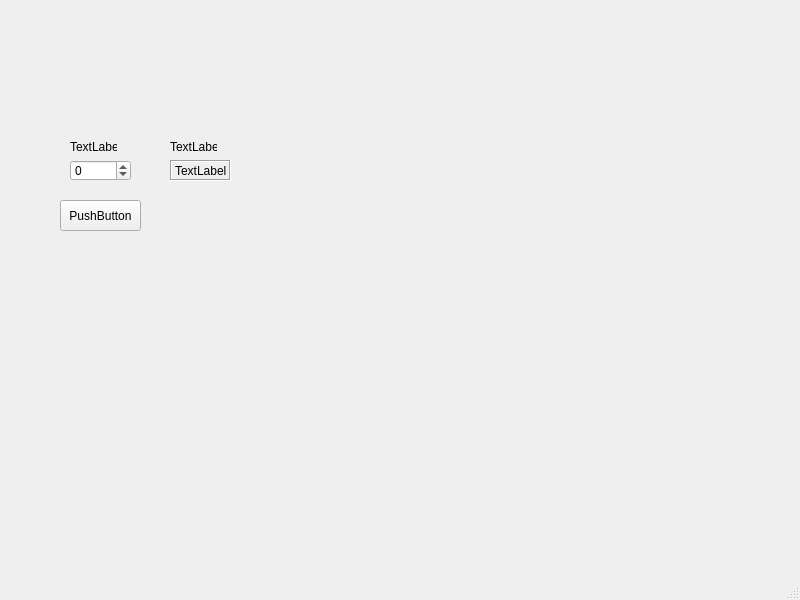
The window that MCUInterface/mainwindow.ui (LimaBR/MCUInterface) describes before a commit, drawn with Qt 5.
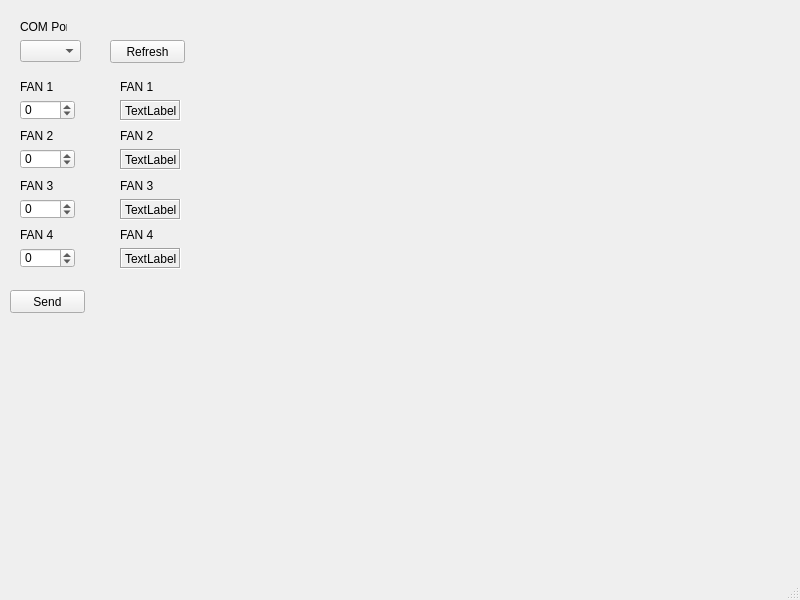
The same window after the commit.

Diff of the .ui file:
```diff
--- a/MCUInterface/mainwindow.ui
+++ b/MCUInterface/mainwindow.ui
@@ -17,32 +17,143 @@
    <widget class="QPushButton" name="pushButton">
     <property name="geometry">
      <rect>
-      <x>60</x>
-      <y>200</y>
+      <x>10</x>
+      <y>290</y>
+      <width>75</width>
+      <height>23</height>
+     </rect>
+    </property>
+    <property name="text">
+     <string>Send</string>
+    </property>
+   </widget>
+   <widget class="QWidget" name="verticalLayoutWidget">
+    <property name="geometry">
+     <rect>
+      <x>10</x>
+      <y>80</y>
       <width>81</width>
-      <height>31</height>
+      <height>191</height>
      </rect>
     </property>
+    <layout class="QVBoxLayout" name="verticalLayout">
+     <item>
+      <widget class="QWidget" name="widget_5" native="true">
+       <widget class="QSpinBox" name="spinBox_4">
+        <property name="geometry">
+         <rect>
+          <x>10</x>
+          <y>20</y>
+          <width>55</width>
+          <height>20</height>
+         </rect>
+        </property>
+        <property name="minimum">
+         <number>-32768</number>
+        </property>
+        <property name="maximum">
+         <number>32767</number>
+        </property>
+        <property name="displayIntegerBase">
+         <number>10</number>
+        </property>
+       </widget>
+       <widget class="QLabel" name="label_6">
+        <property name="geometry">
+         <rect>
+          <x>10</x>
+          <y>0</y>
+          <width>47</width>
+          <height>13</height>
+         </rect>
+        </property>
     <property name="text">
-     <string>PushButton</string>
-    </property>
-   </widget>
+         <string>FAN 1</string>
+        </property>
+       </widget>
+      </widget>
+     </item>
+     <item>
+      <widget class="QWidget" name="widget_3" native="true">
+       <widget class="QSpinBox" name="spinBox_2">
+        <property name="geometry">
+         <rect>
+          <x>10</x>
+          <y>20</y>
+          <width>55</width>
+          <height>20</height>
+         </rect>
+        </property>
+        <property name="minimum">
+         <number>-32768</number>
+        </property>
+        <property name="maximum">
+         <number>32767</number>
+        </property>
+        <property name="displayIntegerBase">
+         <number>10</number>
+        </property>
+       </widget>
+       <widget class="QLabel" name="label_4">
+        <property name="geometry">
+         <rect>
+          <x>10</x>
+          <y>0</y>
+          <width>47</width>
+          <height>13</height>
+         </rect>
+        </property>
+        <property name="text">
+         <string>FAN 2</string>
+        </property>
+       </widget>
+      </widget>
+     </item>
+     <item>
+      <widget class="QWidget" name="widget_4" native="true">
+       <widget class="QSpinBox" name="spinBox_3">
+        <property name="geometry">
+         <rect>
+          <x>10</x>
+          <y>20</y>
+          <width>55</width>
+          <height>20</height>
+         </rect>
+        </property>
+        <property name="minimum">
+         <number>-32768</number>
+        </property>
+        <property name="maximum">
+         <number>32767</number>
+        </property>
+        <property name="displayIntegerBase">
+         <number>10</number>
+        </property>
+       </widget>
+       <widget class="QLabel" name="label_5">
+        <property name="geometry">
+         <rect>
+          <x>10</x>
+          <y>0</y>
+          <width>47</width>
+          <height>13</height>
+         </rect>
+        </property>
+        <property name="text">
+         <string>FAN 3</string>
+        </property>
+       </widget>
+      </widget>
+     </item>
+     <item>
    <widget class="QWidget" name="widget" native="true">
-    <property name="geometry">
-     <rect>
-      <x>60</x>
-      <y>140</y>
-      <width>81</width>
-      <height>51</height>
-     </rect>
-    </property>
     <widget class="QSpinBox" name="spinBox">
      <property name="geometry">
       <rect>
        <x>10</x>
        <y>20</y>
-       <width>61</width>
-       <height>21</height>
+          <width>55</width>
+          <height>20</height>
       </rect>
      </property>
      <property name="minimum">
@@ -65,19 +176,97 @@
       </rect>
      </property>
      <property name="text">
+         <string>FAN 4</string>
+        </property>
+       </widget>
+      </widget>
+     </item>
+    </layout>
+   </widget>
+   <widget class="QWidget" name="verticalLayoutWidget_2">
+    <property name="geometry">
+     <rect>
+      <x>110</x>
+      <y>80</y>
+      <width>81</width>
+      <height>191</height>
+     </rect>
+    </property>
+    <layout class="QVBoxLayout" name="verticalLayout_2">
+     <item>
+      <widget class="QWidget" name="widget_8" native="true">
+       <widget class="QLabel" name="label_11">
+        <property name="geometry">
+         <rect>
+          <x>10</x>
+          <y>20</y>
+          <width>61</width>
+          <height>21</height>
+         </rect>
+        </property>
+        <property name="frameShape">
+         <enum>QFrame::Box</enum>
+        </property>
+        <property name="frameShadow">
+         <enum>QFrame::Sunken</enum>
+        </property>
+        <property name="text">
       <string>TextLabel</string>
      </property>
     </widget>
-   </widget>
+       <widget class="QLabel" name="label_12">
+        <property name="geometry">
+         <rect>
+          <x>10</x>
+          <y>0</y>
+          <width>47</width>
+          <height>13</height>
+         </rect>
+        </property>
+        <property name="text">
+         <string>FAN 1</string>
+        </property>
+       </widget>
+      </widget>
+     </item>
+     <item>
+      <widget class="QWidget" name="widget_6" native="true">
+       <widget class="QLabel" name="label_7">
+        <property name="geometry">
+         <rect>
+          <x>10</x>
+          <y>20</y>
+          <width>61</width>
+          <height>21</height>
+         </rect>
+        </property>
+        <property name="frameShape">
+         <enum>QFrame::Box</enum>
+        </property>
+        <property name="frameShadow">
+         <enum>QFrame::Sunken</enum>
+        </property>
+        <property name="text">
+         <string>TextLabel</string>
+        </property>
+       </widget>
+       <widget class="QLabel" name="label_8">
+        <property name="geometry">
+         <rect>
+          <x>10</x>
+          <y>0</y>
+          <width>47</width>
+          <height>13</height>
+         </rect>
+        </property>
+        <property name="text">
+         <string>FAN 2</string>
+        </property>
+       </widget>
+      </widget>
+     </item>
+     <item>
    <widget class="QWidget" name="widget_2" native="true">
-    <property name="geometry">
-     <rect>
-      <x>160</x>
-      <y>140</y>
-      <width>81</width>
-      <height>51</height>
-     </rect>
-    </property>
     <widget class="QLabel" name="label">
      <property name="geometry">
       <rect>
@@ -107,9 +296,84 @@
       </rect>
      </property>
      <property name="text">
+         <string>FAN 3</string>
+        </property>
+       </widget>
+      </widget>
+     </item>
+     <item>
+      <widget class="QWidget" name="widget_7" native="true">
+       <widget class="QLabel" name="label_9">
+        <property name="geometry">
+         <rect>
+          <x>10</x>
+          <y>20</y>
+          <width>61</width>
+          <height>21</height>
+         </rect>
+        </property>
+        <property name="frameShape">
+         <enum>QFrame::Box</enum>
+        </property>
+        <property name="frameShadow">
+         <enum>QFrame::Sunken</enum>
+        </property>
+        <property name="text">
       <string>TextLabel</string>
      </property>
     </widget>
+       <widget class="QLabel" name="label_10">
+        <property name="geometry">
+         <rect>
+          <x>10</x>
+          <y>0</y>
+          <width>47</width>
+          <height>13</height>
+         </rect>
+        </property>
+        <property name="text">
+         <string>FAN 4</string>
+        </property>
+       </widget>
+      </widget>
+     </item>
+    </layout>
+   </widget>
+   <widget class="QComboBox" name="comboBox">
+    <property name="geometry">
+     <rect>
+      <x>20</x>
+      <y>40</y>
+      <width>61</width>
+      <height>22</height>
+     </rect>
+    </property>
+   </widget>
+   <widget class="QLabel" name="label_13">
+    <property name="geometry">
+     <rect>
+      <x>20</x>
+      <y>20</y>
+      <width>47</width>
+      <height>13</height>
+     </rect>
+    </property>
+    <property name="text">
+     <string>COM Port</string>
+    </property>
+   </widget>
+   <widget class="QPushButton" name="pushButton_2">
+    <property name="geometry">
+     <rect>
+      <x>110</x>
+      <y>40</y>
+      <width>75</width>
+      <height>23</height>
+     </rect>
+    </property>
+    <property name="text">
+     <string>Refresh</string>
+    </property>
    </widget>
   </widget>
   <widget class="QMenuBar" name="menubar">
```
Lines whose indentation alone changed are shown as unchanged.
